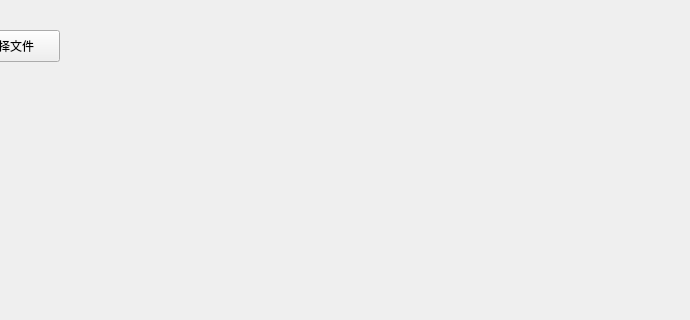
Qt form FileTest/FileTest/mainwindow.ui (ksnowlv/qtdemo) before a commit; both pictures show x 110 to 800 and y 0 to 320 of the 800 by 600 pixel window.
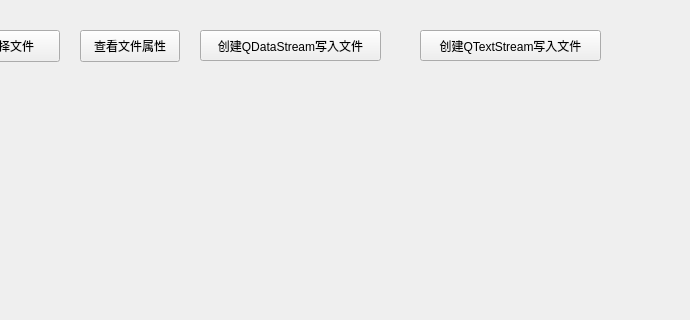
The same form after that commit.

Commit message: FileTest:文件数据流或文本流读写+查看文件信息

Diff of the .ui file:
```diff
--- a/FileTest/FileTest/mainwindow.ui
+++ b/FileTest/FileTest/mainwindow.ui
@@ -27,6 +27,45 @@
      <string>选择文件</string>
     </property>
    </widget>
+   <widget class="QPushButton" name="pushButton_2">
+    <property name="geometry">
+     <rect>
+      <x>190</x>
+      <y>30</y>
+      <width>100</width>
+      <height>32</height>
+     </rect>
+    </property>
+    <property name="text">
+     <string>查看文件属性</string>
+    </property>
+   </widget>
+   <widget class="QPushButton" name="pushButton_3">
+    <property name="geometry">
+     <rect>
+      <x>310</x>
+      <y>30</y>
+      <width>181</width>
+      <height>31</height>
+     </rect>
+    </property>
+    <property name="text">
+     <string>创建QDataStream写入文件</string>
+    </property>
+   </widget>
+   <widget class="QPushButton" name="pushButton_4">
+    <property name="geometry">
+     <rect>
+      <x>530</x>
+      <y>30</y>
+      <width>181</width>
+      <height>31</height>
+     </rect>
+    </property>
+    <property name="text">
+     <string>创建QTextStream写入文件</string>
+    </property>
+   </widget>
   </widget>
   <widget class="QMenuBar" name="menubar">
    <property name="geometry">
```
Left out of the diff: 51 changed lines with no effect on the pictures. The commit also changes 2 other files.
